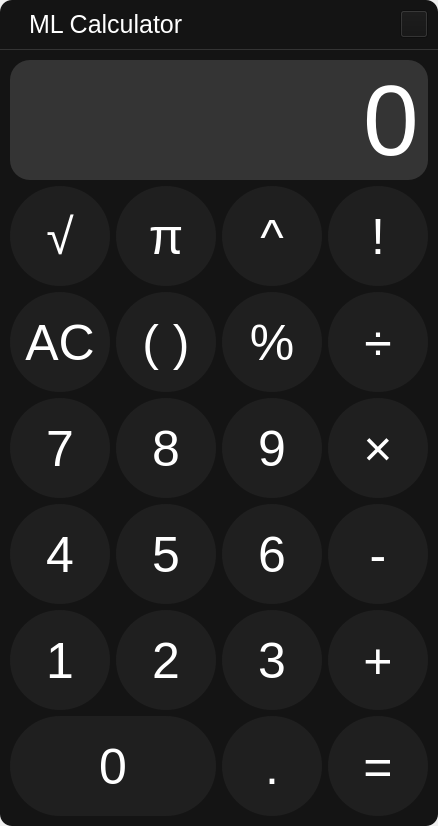
The window that main.ui (MAT-L02/ML_Calculator) describes before a commit, drawn with Qt 5.
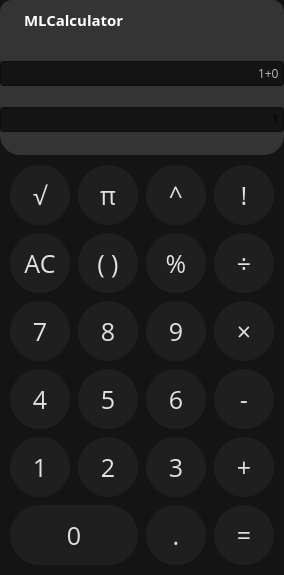
The same window after the commit. Icons and pictures are not drawn.

```diff
--- a/main.ui
+++ b/main.ui
@@ -9,35 +9,40 @@
    <rect>
     <x>0</x>
     <y>0</y>
-    <width>438</width>
-    <height>825</height>
+    <width>284</width>
+    <height>575</height>
    </rect>
   </property>
   <property name="windowTitle">
    <string>Form</string>
   </property>
   <property name="styleSheet">
-   <string notr="true">QFrame{
+   <string notr="true">QWidget {
+    background-color: #141414;
+	font-family:Open Sans;
+}
+
+QFrame{
 	background-color:#141414;
-
 }
 
-QLabel{
-	font-size:25px;
-	font-family: &quot;Recoleta&quot;;
+QLabel{ 									/*nazwa*/
+	font-size:15px;
 	color: #ffffff;
+	background:#343434;
+	font-weight: bold;
+	
 }
 
-QLineEdit{
-	background-color: #343434;
-}
+
 
 #close_btn{
-	background-color: #141414;
+	background-color: #343434;
+	border:none;
 }
 
-#fn_bar_frame{
-	border-bottom: 1px solid #343434;
+#fn_bar_frame{										/*frame z nazwa, ikona*/
+	background:#343434;
 	border-top-left-radius: 12px;
 	border-top-right-radius: 12px;
 }
@@ -45,40 +50,106 @@
 #button_frame{
 	border-bottom-left-radius: 12px;
 	border-bottom-right-radius: 12px;
-}
-
-
-#button_frame QLineEdit{
-	background-color: #343434;
-	color: #ffffff;
 	border: none;
-	height:100px;
-	padding: 10px 5px;
-	font-size:100px;
-	font-family: &quot;Recoleta&quot;;
-	border-radius: 20px;
 }
 
+
 #button_frame QPushButton {
 	background-color: #1f1f1f;
-	color:#ffffff;
-	font-family: &quot;Recoleta&quot;;
-	font-size:50px;
-	border-radius: 50px;
-	width:100px;
-	height:100px;
+	color:#e1e1e1;
+	font-size:25px;
+	border-radius: 30px;
+	width:60px;
+	height:60px;
+	padding: 0px;
+	
+
 }
 
 #button_frame QPushButton:pressed {
-background-color: #343434;
-border-radius: 25px;
+	background-color: #343434;
+	border-radius: 12.5px;
+	
+	
+
+}
+
+#button_frame QPushButton[class=&quot;group1&quot;] {
+	background: #a4a4a4;
+	color:#343434;
+}
+
+#button_frame QPushButton[class=&quot;group2&quot;] {
+	background: #484848;
+	color:#e1e1e1;
+}
+
+#button_frame QPushButton[class=&quot;group2&quot;]:pressed {
+	background:#656565;
+}
+
+#button_frame QPushButton[class=&quot;group3&quot;] {
+	background: #d3d3d3;
+	color:#000000;
+}
+
+#button_frame QPushButton[class=&quot;group4&quot;] {
+	background: #141414;
+	color:#c3c3c3;
+	font-size:30px;
+	height:40px;
+
+
+}
+
+#button_frame QPushButton[class=&quot;group4&quot;]:pressed {
+	background-color: #343434;
+	border-radius: 20px;
+	
+
+}
+
+QLineEdit{								/*wynik m.in*/
+
+}
+
+#wynik_frame {
+	border: none;
+	background-color:#343434;
+	border-bottom-left-radius: 20px;
+	border-bottom-right-radius: 20px;
+}
+
+#wynik_frame QLineEdit[class=&quot;linegroup1&quot;]{
+	background-color: #343434;
+	color: #ffffff;
+	border: none;
+	height:80px;
+	padding: 0px 10px;
+	font-size:64px;
+
+}
+
+#wynik_frame QLineEdit[class=&quot;linegroup2&quot;]{
+	background-color: #343434;
+	color: #ffffff;
+	border: none;
+	height:40px;
+	padding: 0px 10px;
+	padding-bottom:15px;
+	font-size:40px;
+	border-bottom-left-radius: 20px;
+	border-bottom-right-radius: 20px;
 
 }
 
 
 </string>
   </property>
-  <layout class="QGridLayout" name="gridLayout_3">
+  <layout class="QVBoxLayout" name="verticalLayout_2">
+   <property name="spacing">
+    <number>0</number>
+   </property>
    <property name="leftMargin">
     <number>0</number>
    </property>
@@ -91,15 +162,12 @@
    <property name="bottomMargin">
     <number>0</number>
    </property>
-   <property name="spacing">
-    <number>0</number>
-   </property>
-   <item row="0" column="0">
+   <item>
     <widget class="QFrame" name="fn_bar_frame">
      <property name="maximumSize">
       <size>
        <width>16777215</width>
-       <height>50</height>
+       <height>40</height>
       </size>
      </property>
      <property name="frameShape">
@@ -131,8 +199,8 @@
         </property>
         <property name="maximumSize">
          <size>
-          <width>28</width>
-          <height>28</height>
+          <width>20</width>
+          <height>20</height>
          </size>
         </property>
         <property name="frameShape">
@@ -158,7 +226,7 @@
       <item>
        <widget class="QLabel" name="app_name">
         <property name="text">
-         <string>ML Calculator</string>
+         <string>MLCalculator</string>
         </property>
        </widget>
       </item>
@@ -198,8 +266,8 @@
         </property>
         <property name="iconSize">
          <size>
-          <width>28</width>
-          <height>28</height>
+          <width>20</width>
+          <height>20</height>
          </size>
         </property>
        </widget>
@@ -207,7 +275,66 @@
      </layout>
     </widget>
    </item>
-   <item row="1" column="0">
+   <item>
+    <widget class="QFrame" name="wynik_frame">
+     <property name="frameShape">
+      <enum>QFrame::StyledPanel</enum>
+     </property>
+     <property name="frameShadow">
+      <enum>QFrame::Raised</enum>
+     </property>
+     <layout class="QVBoxLayout" name="verticalLayout">
+      <property name="spacing">
+       <number>0</number>
+      </property>
+      <property name="leftMargin">
+       <number>0</number>
+      </property>
+      <property name="topMargin">
+       <number>0</number>
+      </property>
+      <property name="rightMargin">
+       <number>0</number>
+      </property>
+      <property name="bottomMargin">
+       <number>0</number>
+      </property>
+      <item>
+       <widget class="QLineEdit" name="lineEdit">
+        <property name="enabled">
+         <bool>false</bool>
+        </property>
+        <property name="text">
+         <string>1+0</string>
+        </property>
+        <property name="frame">
+         <bool>true</bool>
+        </property>
+        <property name="alignment">
+         <set>Qt::AlignRight|Qt::AlignTrailing|Qt::AlignVCenter</set>
+        </property>
+        <property name="class" stdset="0">
+         <string>linegroup1</string>
+        </property>
+       </widget>
+      </item>
+      <item>
+       <widget class="QLineEdit" name="lineEdit_2">
+        <property name="text">
+         <string>1</string>
+        </property>
+        <property name="alignment">
+         <set>Qt::AlignRight|Qt::AlignTrailing|Qt::AlignVCenter</set>
+        </property>
+        <property name="class" stdset="0">
+         <string>linegroup2</string>
+        </property>
+       </widget>
+      </item>
+     </layout>
+    </widget>
+   </item>
+   <item>
     <widget class="QFrame" name="button_frame">
      <property name="maximumSize">
       <size>
@@ -221,7 +348,7 @@
      <property name="frameShadow">
       <enum>QFrame::Raised</enum>
      </property>
-     <layout class="QGridLayout" name="gridLayout">
+     <layout class="QGridLayout" name="gridLayout" columnstretch="0,0,0,0">
       <property name="leftMargin">
        <number>10</number>
       </property>
@@ -234,30 +361,37 @@
       <property name="bottomMargin">
        <number>10</number>
       </property>
-      <property name="horizontalSpacing">
-       <number>6</number>
+      <property name="spacing">
+       <number>8</number>
       </property>
-      <item row="1" column="1">
-       <widget class="QPushButton" name="pi">
+      <item row="4" column="0">
+       <widget class="QPushButton" name="one">
         <property name="text">
-         <string>π</string>
+         <string>1</string>
         </property>
+       </widget>
+      </item>
+      <item row="1" column="2">
+       <widget class="QPushButton" name="percentage">
+        <property name="text">
+         <string>%</string>
+        </property>
         <property name="class" stdset="0">
          <string>group4</string>
         </property>
        </widget>
       </item>
-      <item row="2" column="0">
-       <widget class="QPushButton" name="ac">
+      <item row="2" column="3">
+       <widget class="QPushButton" name="multiply">
         <property name="text">
-         <string>AC</string>
+         <string>×</string>
         </property>
         <property name="class" stdset="0">
          <string>group1</string>
         </property>
        </widget>
       </item>
-      <item row="5" column="3">
+      <item row="4" column="3">
        <widget class="QPushButton" name="plus">
         <property name="text">
          <string>+</string>
@@ -267,7 +401,24 @@
         </property>
        </widget>
       </item>
-      <item row="4" column="3">
+      <item row="0" column="0">
+       <widget class="QPushButton" name="root">
+        <property name="text">
+         <string>√</string>
+        </property>
+        <property name="class" stdset="0">
+         <string>group4</string>
+        </property>
+       </widget>
+      </item>
+      <item row="2" column="2">
+       <widget class="QPushButton" name="nine">
+        <property name="text">
+         <string>9</string>
+        </property>
+       </widget>
+      </item>
+      <item row="3" column="3">
        <widget class="QPushButton" name="minus">
         <property name="text">
          <string>-</string>
@@ -277,7 +428,24 @@
         </property>
        </widget>
       </item>
-      <item row="6" column="3">
+      <item row="0" column="2">
+       <widget class="QPushButton" name="power">
+        <property name="text">
+         <string>^</string>
+        </property>
+        <property name="class" stdset="0">
+         <string>group4</string>
+        </property>
+       </widget>
+      </item>
+      <item row="2" column="1">
+       <widget class="QPushButton" name="eight">
+        <property name="text">
+         <string>8</string>
+        </property>
+       </widget>
+      </item>
+      <item row="5" column="3">
        <widget class="QPushButton" name="equal">
         <property name="text">
          <string>=</string>
@@ -287,127 +455,103 @@
         </property>
        </widget>
       </item>
-      <item row="6" column="2">
-       <widget class="QPushButton" name="dot">
-        <property name="text">
-         <string>.</string>
-        </property>
-       </widget>
-      </item>
-      <item row="5" column="2">
+      <item row="4" column="2">
        <widget class="QPushButton" name="three">
         <property name="text">
          <string>3</string>
         </property>
        </widget>
       </item>
-      <item row="1" column="3">
-       <widget class="QPushButton" name="newton">
+      <item row="5" column="2">
+       <widget class="QPushButton" name="dot">
         <property name="text">
-         <string>!</string>
-        </property>
-        <property name="class" stdset="0">
-         <string>group4</string>
-        </property>
-       </widget>
-      </item>
-      <item row="3" column="0">
-       <widget class="QPushButton" name="seven">
-        <property name="text">
-         <string>7</string>
-        </property>
-       </widget>
-      </item>
-      <item row="2" column="1">
-       <widget class="QPushButton" name="brackets">
-        <property name="text">
-         <string>( )</string>
-        </property>
-        <property name="class" stdset="0">
-         <string>group2</string>
-        </property>
-       </widget>
-      </item>
-      <item row="6" column="0" colspan="2">
-       <widget class="QPushButton" name="zero">
-        <property name="text">
-         <string>0</string>
-        </property>
-       </widget>
-      </item>
-      <item row="1" column="2">
-       <widget class="QPushButton" name="power">
-        <property name="text">
-         <string>^</string>
-        </property>
-        <property name="class" stdset="0">
-         <string>group4</string>
-        </property>
-       </widget>
-      </item>
-      <item row="5" column="0">
-       <widget class="QPushButton" name="one">
-        <property name="text">
-         <string>1</string>
+         <string>.</string>
         </property>
        </widget>
       </item>
       <item row="3" column="1">
-       <widget class="QPushButton" name="eight">
-        <property name="text">
-         <string>8</string>
-        </property>
-       </widget>
-      </item>
-      <item row="4" column="1">
        <widget class="QPushButton" name="five">
         <property name="text">
          <string>5</string>
         </property>
        </widget>
       </item>
-      <item row="5" column="1">
-       <widget class="QPushButton" name="two">
+      <item row="1" column="1">
+       <widget class="QPushButton" name="brackets">
         <property name="text">
-         <string>2</string>
+         <string>( )</string>
+        </property>
+        <property name="class" stdset="0">
+         <string>group2</string>
         </property>
        </widget>
       </item>
       <item row="3" column="2">
-       <widget class="QPushButton" name="nine">
+       <widget class="QPushButton" name="six">
         <property name="text">
-         <string>9</string>
+         <string>6</string>
+        </property>
+       </widget>
+      </item>
+      <item row="2" column="0">
+       <widget class="QPushButton" name="seven">
+        <property name="text">
+         <string>7</string>
+        </property>
+       </widget>
+      </item>
+      <item row="0" column="3">
+       <widget class="QPushButton" name="newton">
+        <property name="text">
+         <string>!</string>
+        </property>
+        <property name="class" stdset="0">
+         <string>group4</string>
+        </property>
+       </widget>
+      </item>
+      <item row="0" column="1">
+       <widget class="QPushButton" name="pi">
+        <property name="text">
+         <string>π</string>
+        </property>
+        <property name="class" stdset="0">
+         <string>group4</string>
         </property>
        </widget>
       </item>
       <item row="1" column="0">
-       <widget class="QPushButton" name="root">
+       <widget class="QPushButton" name="ac">
         <property name="text">
-         <string>√</string>
+         <string>AC</string>
         </property>
         <property name="class" stdset="0">
          <string>group4</string>
         </property>
        </widget>
       </item>
-      <item row="4" column="0">
+      <item row="3" column="0">
        <widget class="QPushButton" name="four">
         <property name="text">
          <string>4</string>
         </property>
        </widget>
       </item>
-      <item row="3" column="3">
-       <widget class="QPushButton" name="multiply">
+      <item row="5" column="0" colspan="2">
+       <widget class="QPushButton" name="zero">
         <property name="text">
-         <string>×</string>
+         <string>0</string>
         </property>
-        <property name="class" stdset="0">
-         <string>group2</string>
+       </widget>
+      </item>
+      <item row="4" column="1">
+       <widget class="QPushButton" name="two">
+        <property name="text">
+         <string>2</string>
         </property>
        </widget>
       </item>
-      <item row="2" column="3">
+      <item row="1" column="3">
        <widget class="QPushButton" name="divide">
         <property name="text">
          <string>÷</string>
@@ -417,39 +561,6 @@
         </property>
        </widget>
       </item>
-      <item row="4" column="2">
-       <widget class="QPushButton" name="six">
-        <property name="text">
-         <string>6</string>
-        </property>
-       </widget>
-      </item>
-      <item row="2" column="2">
-       <widget class="QPushButton" name="percentage">
-        <property name="text">
-         <string>%</string>
-        </property>
-        <property name="class" stdset="0">
-         <string>group2</string>
-        </property>
-       </widget>
-      </item>
-      <item row="0" column="0" colspan="4">
-       <widget class="QLineEdit" name="lineEdit">
-        <property name="enabled">
-         <bool>false</bool>
-        </property>
-        <property name="text">
-         <string>0</string>
-        </property>
-        <property name="frame">
-         <bool>true</bool>
-        </property>
-        <property name="alignment">
-         <set>Qt::AlignRight|Qt::AlignTrailing|Qt::AlignVCenter</set>
-        </property>
-       </widget>
-      </item>
      </layout>
     </widget>
    </item>
```
Left out of the diff: 6 changed lines with no effect on the pictures.
